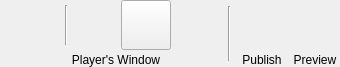
First picture: the form in DMHelper/src/publishbuttonribbon.ui, repository MMetze/DMHelper, before the edit.
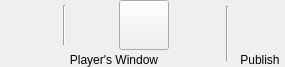
Second picture: the form after the edit. Icons and pictures are not drawn. Custom widgets are drawn as their Qt base class.

Commit message: EXTRA: REMOVED PREVIEW

Diff of the .ui file:
```diff
--- a/DMHelper/src/publishbuttonribbon.ui
+++ b/DMHelper/src/publishbuttonribbon.ui
@@ -6,7 +6,7 @@
    <rect>
     <x>0</x>
     <y>0</y>
-    <width>340</width>
+    <width>285</width>
     <height>67</height>
    </rect>
   </property>
@@ -364,61 +364,6 @@
      </item>
     </layout>
    </item>
-   <item>
-    <layout class="QVBoxLayout" name="verticalLayout_14">
-     <property name="spacing">
-      <number>0</number>
-     </property>
-     <item>
-      <widget class="QPushButton" name="btnPreview">
-       <property name="minimumSize">
-        <size>
-         <width>50</width>
-         <height>50</height>
-        </size>
-       </property>
-       <property name="maximumSize">
-        <size>
-         <width>50</width>
-         <height>50</height>
-        </size>
-       </property>
-       <property name="toolTip">
-        <string>Open the preview window (Ctrl+L)</string>
-       </property>
-       <property name="text">
-        <string/>
-       </property>
-       <property name="icon">
-        <iconset resource="resources.qrc">
-         <normaloff>:/img/data/icon_preview.png</normaloff>:/img/data/icon_preview.png</iconset>
-       </property>
-       <property name="iconSize">
-        <size>
-         <width>40</width>
-         <height>40</height>
-        </size>
-       </property>
-       <property name="checkable">
-        <bool>false</bool>
-       </property>
-       <property name="flat">
-        <bool>true</bool>
-       </property>
-      </widget>
-     </item>
-     <item>
-      <widget class="QLabel" name="lblPreview">
-       <property name="text">
-        <string>Preview</string>
-       </property>
-       <property name="alignment">
-        <set>Qt::AlignBottom|Qt::AlignHCenter</set>
-       </property>
-      </widget>
-     </item>
-    </layout>
-   </item>
   </layout>
  </widget>
  <customwidgets>
```
The commit also changes 9 other files.
